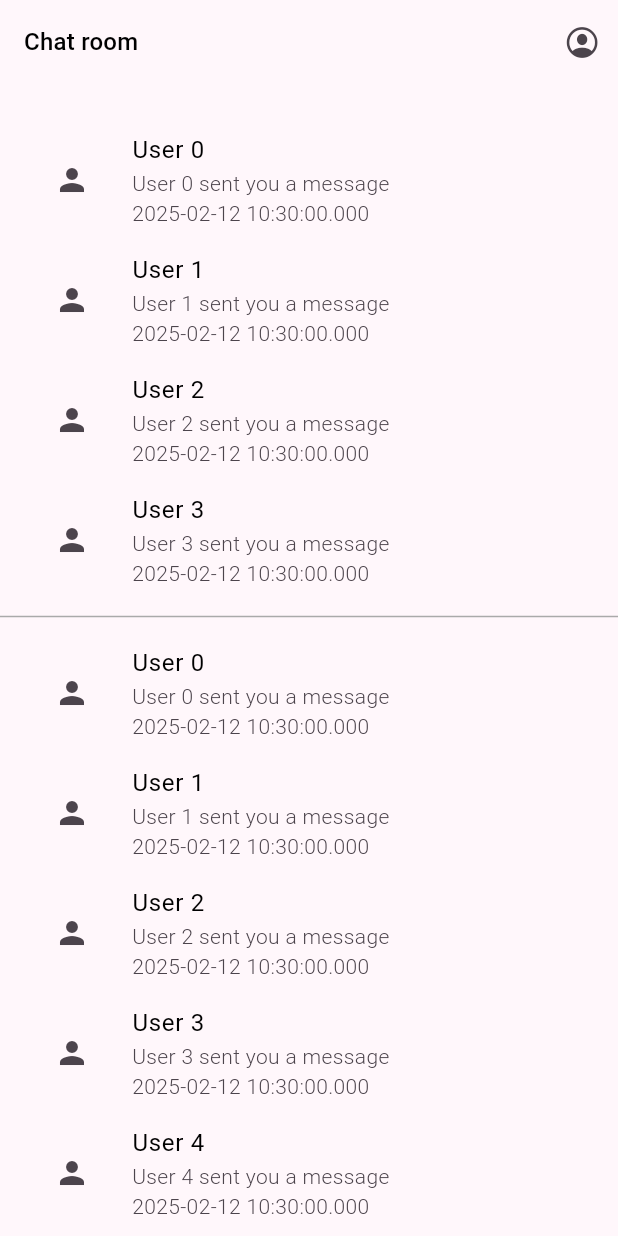
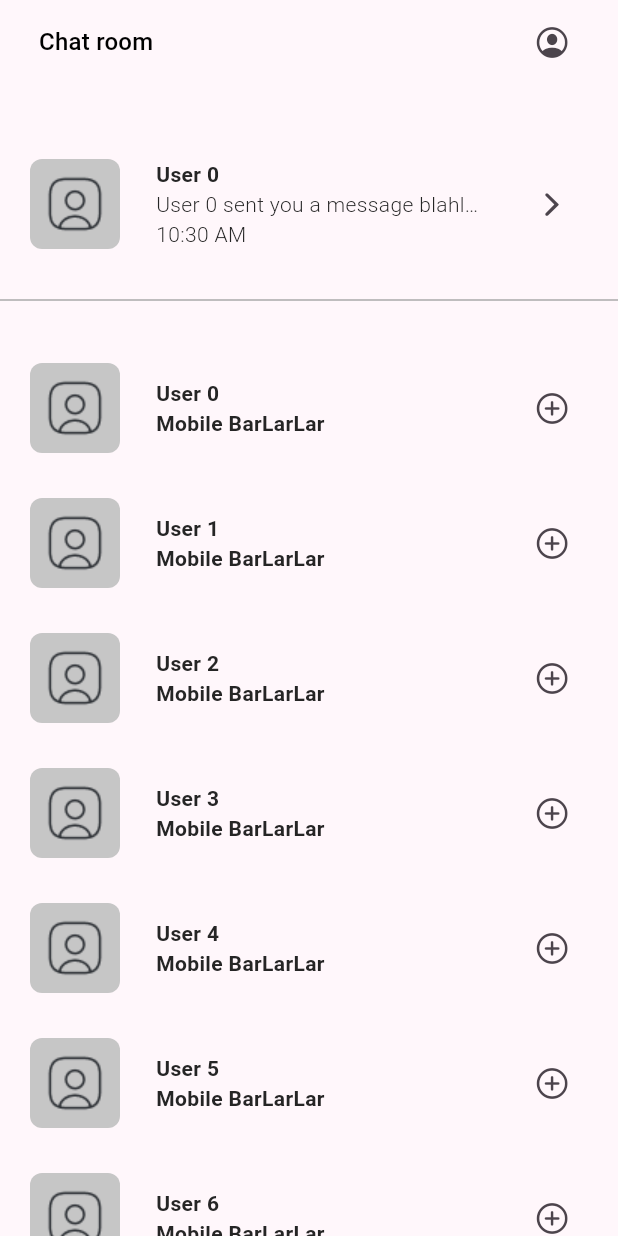
Before and after one commit to NBG-Software/interns-talk-mobile, a Flutter app: the ChatRoomPage screen opened directly, on a phone screen of 412 x 824 dp. Run offline on Flutter 3.47's test engine with Material 3 defaults, Android fonts, the phone set to English and light mode, and no system bars; our stand-ins replace dio, flutter_secure_storage; accounts and stored records are empty.

Commit message:
Edited Chat room page ui

```diff
--- a/lib/ui/pages/chat_room_page.dart
+++ b/lib/ui/pages/chat_room_page.dart
@@ -1,6 +1,8 @@
 import 'package:flutter/cupertino.dart';
 import 'package:flutter/material.dart';
 import 'package:interns_talk_mobile/utils/colors.dart';
+import 'package:interns_talk_mobile/utils/images.dart';
+import 'package:intl/intl.dart';
 
 class ChatRoomPage extends StatelessWidget {
   const ChatRoomPage({super.key});
@@ -10,14 +12,20 @@ class ChatRoomPage extends StatelessWidget {
     return Scaffold(
       appBar: AppBar(
         centerTitle: false,
-        title: Text(
+        title: Padding(
+          padding: const EdgeInsets.symmetric(horizontal: 10),
+          child: Text(
             'Chat room',
             style: Theme.of(context).textTheme.titleMedium,
           ),
+        ),
         actions: [
-          IconButton(
+          Padding(
+            padding: const EdgeInsets.symmetric(horizontal: 20),
+            child: IconButton(
               onPressed: () {},
               icon: Icon(CupertinoIcons.profile_circled),
+            ),
           ),
         ],
       ),
@@ -31,67 +39,108 @@ class ChatRoomBodyView extends StatelessWidget {
 
   @override
   Widget build(BuildContext context) {
-    final now = DateTime.now().toString();
-    return SafeArea(
-      child: SingleChildScrollView(
-        child: Padding(
-          padding: const EdgeInsets.symmetric(vertical: 16),
+    final now = DateTime.now();
+    String formattedTime = DateFormat('hh:mm a').format(now);
+
+    return SingleChildScrollView(
       child: Column(
+        crossAxisAlignment: CrossAxisAlignment.center,
         children: [
-              Padding(
-                padding: const EdgeInsets.all(8.0),
-                child: ListView.builder(
-                    itemCount: 4,
+          ListView.builder(
+              padding:
+                  EdgeInsetsDirectional.symmetric(horizontal: 20, vertical: 30),
+              itemCount: 1,
               physics: ClampingScrollPhysics(),
               shrinkWrap: true,
               itemBuilder: (BuildContext context, int index) {
-                      return ListTile(
-                        leading: IconButton(
-                          onPressed: () {},
-                          icon: Icon(Icons.person),
+                return Padding(
+                  padding: const EdgeInsets.only(top: 20),
+                  child: Row(
+                    children: [
+                      Container(
+                        width: 60,
+                        height: 60,
+                        decoration: BoxDecoration(
+                            color: kUserProfileBackground,
+                            borderRadius: BorderRadius.circular(8)),
+                        child: Image.asset(kUserPlaceHolderImage),
                       ),
-                        title: Text('User $index'),
-                        subtitle: Column(
+                      Expanded(
+                        child: Padding(
+                          padding: const EdgeInsets.symmetric(horizontal: 24),
+                          child: Column(
                             crossAxisAlignment: CrossAxisAlignment.start,
                             children: [
-                            Text('User $index sent you a message'),
-                            Text('$now')
+                              Text(
+                                'User $index',
+                                style: TextStyle(fontWeight: FontWeight.w600),
+                              ),
+                              Text(
+                                'User $index sent you a message blahljdlsjflsjfl',
+                                overflow: TextOverflow.ellipsis,
+                              ),
+                              Text(formattedTime)
+                            ],
+                          ),
+                        ),
+                      ),
+                      IconButton(
+                          onPressed: () {}, icon: Icon(CupertinoIcons.forward))
                     ],
                   ),
                 );
               }),
-              ),
           Divider(
-                height: 6,
+            height: 8,
             color: kIconColorGrey,
           ),
-              Padding(
-                padding: const EdgeInsets.all(8.0),
-                child: ListView.builder(
+          ListView.builder(
+              padding:
+                  EdgeInsetsDirectional.symmetric(horizontal: 20, vertical: 8),
               itemCount: 10,
               physics: ClampingScrollPhysics(),
               shrinkWrap: true,
               itemBuilder: (BuildContext context, int index) {
-                      return ListTile(
-                        leading: IconButton(
-                          onPressed: () {},
-                          icon: Icon(Icons.person),
+                return Padding(
+                  padding: const EdgeInsets.only(top: 30),
+                  child: Row(
+                    children: [
+                      Container(
+                        width: 60,
+                        height: 60,
+                        decoration: BoxDecoration(
+                            color: kUserProfileBackground,
+                            borderRadius: BorderRadius.circular(8)),
+                        child: Image.asset(kUserPlaceHolderImage),
                       ),
-                        title: Text('User $index'),
-                        subtitle: Column(
+                      Expanded(
+                        child: Padding(
+                          padding: const EdgeInsets.symmetric(horizontal: 24),
+                          child: Column(
                             crossAxisAlignment: CrossAxisAlignment.start,
                             children: [
-                            Text('User $index sent you a message'),
-                            Text('$now')
-                          ],
+                              Text(
+                                'User $index',
+                                style: TextStyle(fontWeight: FontWeight.w600),
                               ),
-                      );
-                    }),
+                              Text(
+                                'Mobile BarLarLar',
+                                style: TextStyle(fontWeight: FontWeight.w600),
+                                overflow: TextOverflow.ellipsis,
                               ),
                             ],
                           ),
                         ),
                       ),
+                      IconButton(
+                          onPressed: () {},
+                          icon: Icon(CupertinoIcons.add_circled))
+                    ],
+                  ),
+                );
+              }),
+        ],
+      ),
     );
   }
 }
--- a/lib/utils/colors.dart
+++ b/lib/utils/colors.dart
@@ -14,3 +14,4 @@ const kSurfaceGrey = Color.fromRGBO(217, 217, 217, 1);
 const kProfileIconsColor = Color.fromRGBO(95, 99, 104, 1);
 const kErrorColor = Color.fromRGBO(255, 0, 0, 1);
 const kTextFieldContainer = Color.fromRGBO(196, 196, 196, 0.2);
+const kUserProfileBackground = Color.fromRGBO(198, 198, 198, 1);
--- a/lib/utils/images.dart
+++ b/lib/utils/images.dart
@@ -3,3 +3,4 @@ const kAppName = 'assets/images/app_name.png';
 const kAppLogo = 'assets/images/intern_talks_logo.png';
 const kEmailIcon = 'assets/images/ic_mail.png';
 const kLockIcon = 'assets/images/ic_lock.png';
+const kUserPlaceHolderImage = 'assets/images/user_placeholder_image.png';
--- a/pubspec.yaml
+++ b/pubspec.yaml
@@ -36,6 +36,7 @@ dependencies:
   cupertino_icons: ^1.0.8
   dio: ^5.8.0+1
   flutter_secure_storage: ^9.2.4
+  intl: ^0.20.2
 
 dev_dependencies:
   flutter_test:
```
Also changed, not shown: assets/images/user_placeholder_image.png (added), pubspec.lock, 3 other files. Lines whose indentation alone changed are shown as unchanged.
